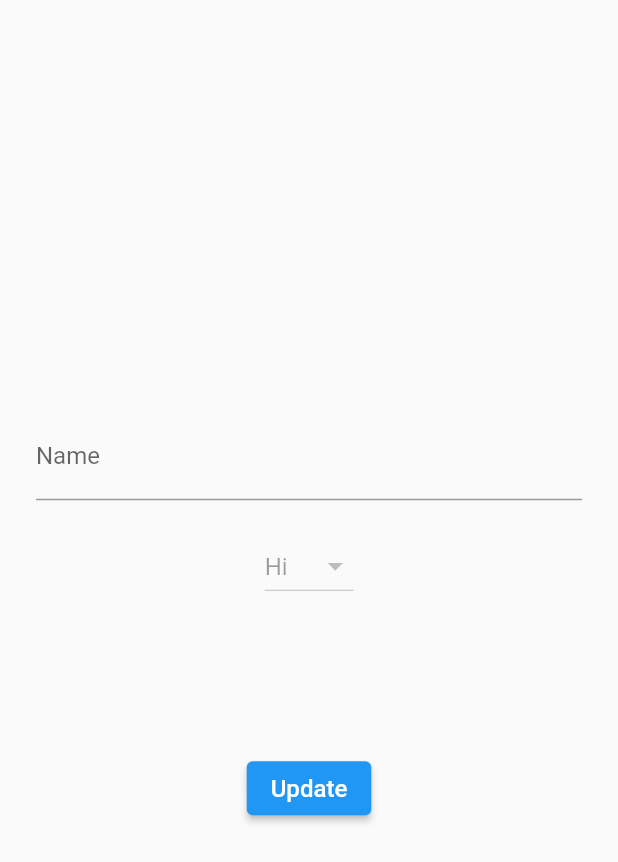
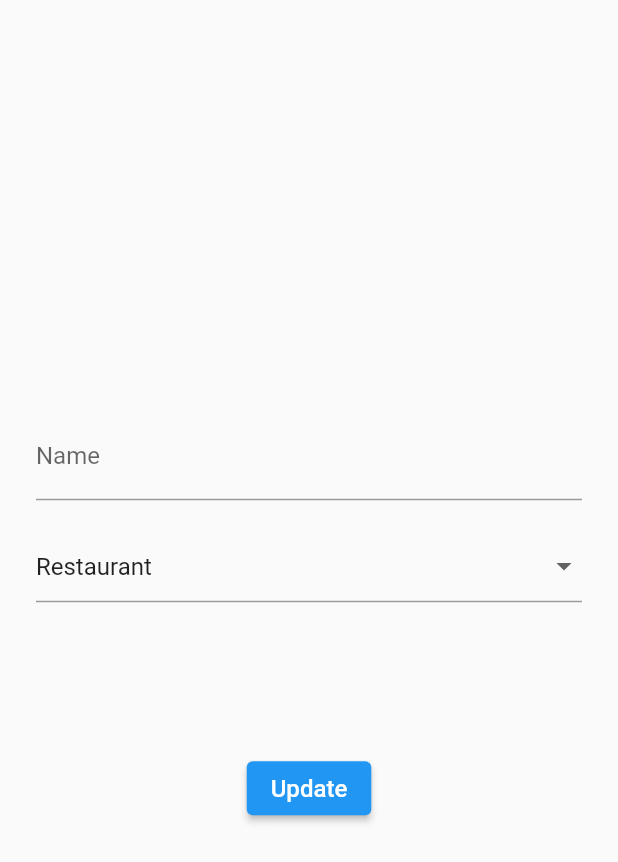
Before and after one commit to Aymen-Mohammednur/Negadras-Frontend, a Flutter app: the EditForm widget shown alone on an empty page, opened directly, on a phone screen of 412 x 824 dp. Shown: the top 862 px of the screen. Run offline on Flutter 3.47's test engine with Material 2 defaults, Android fonts, the phone set to English and light mode, and no system bars.

Commit message:
DropDown fixed

```diff
--- a/negadras/lib/buisness/screens/edit_business.dart
+++ b/negadras/lib/buisness/screens/edit_business.dart
@@ -26,7 +26,7 @@ class Home extends StatelessWidget {
           children: [
             // BusinessPhoto(),
             DropBusiness(),
-            // EditForm(),
+            EditForm(),
           ],
         ),
       ),
@@ -106,17 +106,40 @@ class DropBusiness extends StatelessWidget {
   }
 }
 
-class EditForm extends StatelessWidget {
+class EditForm extends StatefulWidget {
+  @override
+  _EditFormState createState() => _EditFormState();
+}
+
+class _EditFormState extends State<EditForm> {
   late String name;
+
   late String type;
+
   late String location;
+
   late String website;
+
   late String phoneNumber;
+
   late String email;
+
   late String organization;
 
-  final List<String> types = ['Restaurant', 'Hotel', 'Shop', 'Cafe', 'Other'];
-  String _currentType = "Choose";
+  final List<String> _types = ['Restaurant', 'Hotel', 'Shop', 'Cafe', 'Other'];
+
+  String _currentType = "Restaurant";
+
+  var _currencies = [
+    "Food",
+    "Transport",
+    "Personal",
+    "Shopping",
+    "Medical",
+    "Rent",
+    "Movie",
+    "Salary"
+  ];
 
   final GlobalKey<FormState> _formKey = GlobalKey<FormState>();
 
@@ -148,21 +171,41 @@ class EditForm extends StatelessWidget {
     //   },
     // );
 
-    return DropdownButton(
-      // value: _currentType,
+    return DropdownButtonFormField(
+      // hint: Text("Please choose"),
 
-      // items: types.map((type) {
-      //   return DropdownMenuItem(
-      //     value: type,
-      //     child: Text("$type"),
+      // items: _types
+      //     .map((String type) =>
+      //         DropdownMenuItem<String>(value: type, child: Text(type)))
+      //     .toList(),
+
+      //   items: _types
+      // .map<DropdownMenuItem<String>> ((String value)) {
+      //   return DropdownMenuItem<String>(
+      //       value: value,
+      //       child: Text(value),
       //   );
-      // }).toList(),
-      items: [
-        DropdownMenuItem(
-          child: Text("Hi"),
-        ),
-        DropdownMenuItem(child: Text("Wow"))
-      ],
+      // }
+
+      // .toList(),
+      hint: Text("Please choose"),
+
+      value: _currentType,
+
+       items: _types
+          .map<DropdownMenuItem<String>>((String value) {
+        return DropdownMenuItem<String>(
+          value: value,
+          child: Text(value),
+        );
+      }).toList(),
+
+      onChanged: (String? newValue) {
+        setState(() {
+          _currentType = newValue!;
+        });
+      },
+
       // onSaved: (String? value) {
       //   _currentType = value!;
       // },
```
